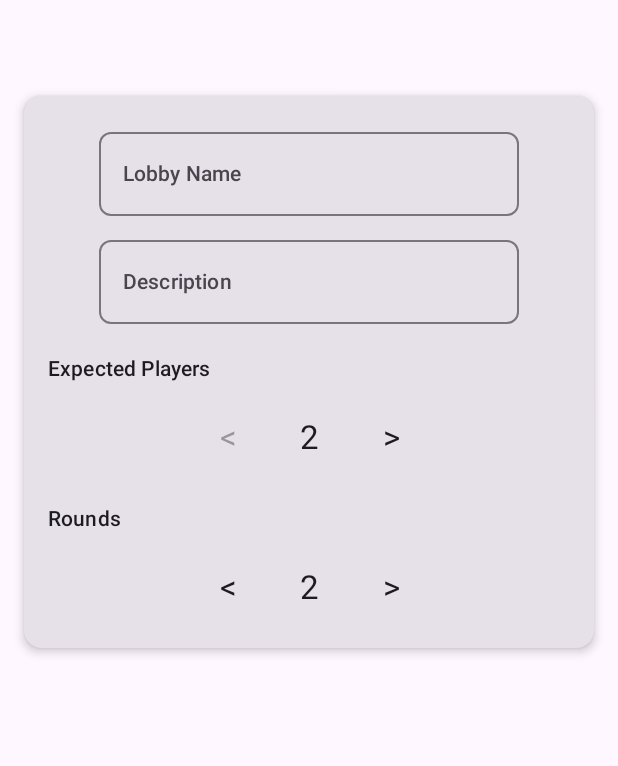
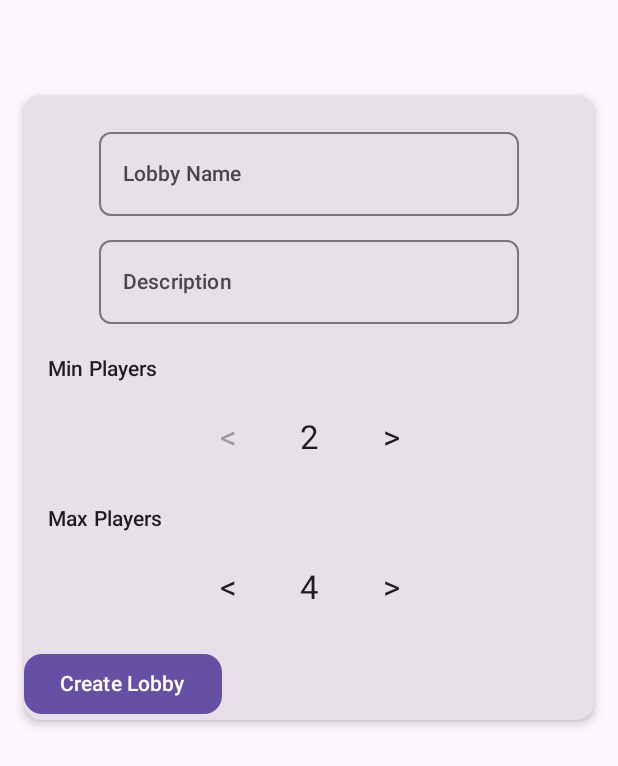
Before and after one commit to JoaoSilvaIT/PokerDice-Mobile, an Android app built with Jetpack Compose: the LobbyCreationActivity screen opened directly, with no data from a screen before it, on a phone screen of 412 x 824 dp. Shown: the top 766 px of the screen. Run offline under Robolectric (Android 15) with nearby library versions, the phone set to English and light mode, and no system bars.

```diff
--- a/app/src/main/AndroidManifest.xml
+++ b/app/src/main/AndroidManifest.xml
@@ -27,9 +27,9 @@
             android:exported="false" />
         <activity android:name=".ui.title.TitleActivity"
             android:exported="false" />
-        <activity android:name=".ui.about.AboutActivity"
+        <activity android:name=".about.AboutActivity"
             android:exported="false" />
-        <activity android:name=".ui.profile.ProfileActivity"
+        <activity android:name=".profile.ProfileActivity"
             android:exported="false" />
         <activity android:name=".lobby.lobbies.LobbiesActivity"
             android:exported="false" />
--- a/app/src/main/java/com/pdm/pokerdice/ui/about/AboutActivity.kt
+++ b/app/src/main/java/com/pdm/pokerdice/about/AboutActivity.kt
@@ -1,4 +1,4 @@
-package com.pdm.pokerdice.ui.about
+package com.pdm.pokerdice.about
 
 import AboutNavigation
 import AboutScreen
@@ -10,9 +10,7 @@ import androidx.activity.compose.setContent
 import androidx.compose.foundation.layout.fillMaxSize
 import androidx.compose.foundation.layout.padding
 import androidx.compose.material3.Scaffold
-import androidx.compose.runtime.Composable
 import androidx.compose.ui.Modifier
-import androidx.compose.ui.tooling.preview.Preview
 import androidx.core.net.toUri
 import com.pdm.pokerdice.ui.theme.PokerDiceTheme
 
--- a/app/src/main/java/com/pdm/pokerdice/domain/lobby/LobbyInfo.kt
+++ b/app/src/main/java/com/pdm/pokerdice/domain/lobby/LobbyInfo.kt
@@ -5,5 +5,4 @@ data class LobbyInfo(
     val description : String,
     val minPlayers : Int,
     val maxPlayers : Int,
-    val rounds : Int
 )
--- a/app/src/main/java/com/pdm/pokerdice/lobby/lobbies/LobbiesScreen.kt
+++ b/app/src/main/java/com/pdm/pokerdice/lobby/lobbies/LobbiesScreen.kt
@@ -31,7 +31,8 @@ fun LobbiesScreen(
                 lobbies = lobbies,
                 onJoinLobby = { lobbyId ->
                     viewModel.joinLobby(lobbyId)
-                }
+                },
+                onCreateLobby = { onNavigate(LobbiesNavigation.CreateLobby) }
             )
         }
         is LobbiesScreenState.JoinLobby -> {
--- a/app/src/main/java/com/pdm/pokerdice/lobby/lobbies/LobbiesViewModel.kt
+++ b/app/src/main/java/com/pdm/pokerdice/lobby/lobbies/LobbiesViewModel.kt
@@ -17,6 +17,7 @@ sealed interface LobbiesScreenState {
     data object Loading : LobbiesScreenState
     data class ViewLobbies(val lobbies : List<Lobby>) : LobbiesScreenState
     data class JoinLobby(val lobby: Lobby, val user: UserExternalInfo) : LobbiesScreenState
+
     data class Error(val message: String, val lastState: LobbiesScreenState? = null) : LobbiesScreenState
 }
 class LobbiesViewModel (private val service: LobbyService) : ViewModel() {
--- a/app/src/main/java/com/pdm/pokerdice/lobby/lobbyCreation/LobbyCreation.kt
+++ b/app/src/main/java/com/pdm/pokerdice/lobby/lobbyCreation/LobbyCreation.kt
@@ -54,10 +54,10 @@ fun LobbyCreationScreen(
     onNavigate: (LobbyCreationNavigation) -> Unit = {},
     viewModel : LobbyCreationViewModel,
 ) {
-    var expectedPlayers by remember { mutableIntStateOf(2) }
+    var minPlayers by remember { mutableIntStateOf(2) }
+    var maxPlayers by remember { mutableIntStateOf(4) }
     var lobbyName by remember { mutableStateOf("") }
     var lobbyDescription by remember { mutableStateOf("") }
-    var rounds by remember { mutableIntStateOf(expectedPlayers) }
     val currentCreationState by viewModel.createLobbyState.collectAsState(LobbyCreationState.Idle)
 
     LaunchedEffect(currentCreationState) {
@@ -110,7 +110,7 @@ fun LobbyCreationScreen(
                     )
                 }
                 Text(
-                    text = "Expected Players",
+                    text = "Min Players",
                     style = MaterialTheme.typography.labelLarge,
                     modifier = Modifier.padding(top = 12.dp, bottom = 4.dp)
                 )
@@ -120,27 +120,27 @@ fun LobbyCreationScreen(
                     modifier = Modifier.fillMaxWidth()
                 ) {
                     IconButton(
-                        enabled = expectedPlayers > PLAYER_MIN,
-                        onClick = { expectedPlayers-- },
+                        enabled = (minPlayers - 1) >= PLAYER_MIN,
+                        onClick = { minPlayers-- },
                         modifier = Modifier.testTag(DECREMENT_LIMIT)
                     ) {
                         Text("<", style = MaterialTheme.typography.titleLarge)
                     }
                     Text(
-                        text = "$expectedPlayers",
+                        text = "$minPlayers",
                         style = MaterialTheme.typography.titleLarge,
                         modifier = Modifier.padding(horizontal = 24.dp)
                     )
                     IconButton(
-                        enabled = expectedPlayers < PLAYER_MAX,
-                        onClick = { expectedPlayers++ },
+                        enabled = (minPlayers + 1) <= maxPlayers,
+                        onClick = { minPlayers++ },
                         modifier = Modifier.testTag(INCREMENT_LIMIT)
                     ) {
                         Text(">", style = MaterialTheme.typography.titleLarge)
                     }
                 }
                 Text(
-                    text = "Rounds",
+                    text = "Max Players",
                     style = MaterialTheme.typography.labelLarge,
                     modifier = Modifier.padding(top = 12.dp, bottom = 4.dp)
                 )
@@ -150,34 +150,33 @@ fun LobbyCreationScreen(
                     modifier = Modifier.fillMaxWidth()
                 ){
                     IconButton(
-                        enabled = rounds%expectedPlayers == 0 && rounds > 1,
-                        onClick = { rounds-- },
+                        enabled = (maxPlayers - 1) >= minPlayers,
+                        onClick = { maxPlayers-- },
                         modifier = Modifier.testTag(DECREMENT_ROUNDS)
                     ) {
                         Text("<", style = MaterialTheme.typography.titleLarge)
                     }
                     Text(
-                        text = "$rounds",
+                        text = "$maxPlayers",
                         style = MaterialTheme.typography.titleLarge,
                         modifier = Modifier.padding(horizontal = 24.dp)
                     )
                     IconButton(
-                        enabled = rounds%expectedPlayers == 0 && rounds <= MAX_ROUNDS,
-                        onClick = { rounds++ },
+                        enabled = (maxPlayers + 1) <= PLAYER_MAX,
+                        onClick = { maxPlayers++ },
                         modifier = Modifier.testTag(INCREMENT_ROUNDS)
                     ) {
                         Text(">", style = MaterialTheme.typography.titleLarge)
                     }
                 }
             }
-            /*
             Button(
                 onClick = {
                     val lobbyInfo = LobbyInfo(
                         name = lobbyName.normalizedLobbyName(),
                         description = lobbyDescription.trim(),
-                        expectedPlayers = expectedPlayers,
-                        rounds = rounds
+                        minPlayers = minPlayers,
+                        maxPlayers = maxPlayers
                     )
                     viewModel.createLobby(lobbyInfo)
                 },
@@ -186,8 +185,6 @@ fun LobbyCreationScreen(
             ) {
                 Text("Create Lobby", style = MaterialTheme.typography.titleSmall)
             }
-
-             */
         }
     }
 }
--- a/app/src/main/java/com/pdm/pokerdice/lobby/lobbyCreation/LobbyCreationActivity.kt
+++ b/app/src/main/java/com/pdm/pokerdice/lobby/lobbyCreation/LobbyCreationActivity.kt
@@ -14,9 +14,6 @@ import com.pdm.pokerdice.lobby.lobbyIndividual.LobbyActivity
 import com.pdm.pokerdice.ui.theme.PokerDiceTheme
 
 class LobbyCreationActivity : ComponentActivity() {
-
-
-
     override fun onCreate(savedInstanceState: Bundle?) {
         super.onCreate(savedInstanceState)
 
--- a/app/src/main/java/com/pdm/pokerdice/lobby/lobbyIndividual/LobbyActivity.kt
+++ b/app/src/main/java/com/pdm/pokerdice/lobby/lobbyIndividual/LobbyActivity.kt
@@ -39,7 +39,8 @@ class LobbyActivity : ComponentActivity() {
                         onNavigate = { handleNavigation(it) },
                         lobby = lobby,
                         user = user,
-                        viewModel
+                        host = lobby.host,
+                        viewModel = viewModel
                     )
                 }
             }
--- a/app/src/main/java/com/pdm/pokerdice/lobby/lobbyIndividual/LobbyViewModel.kt
+++ b/app/src/main/java/com/pdm/pokerdice/lobby/lobbyIndividual/LobbyViewModel.kt
@@ -48,5 +48,4 @@ package com.pdm.pokerdice.lobby.lobbyIndividual
             }
         }
     }
-
 }
--- a/app/src/main/java/com/pdm/pokerdice/ui/profile/ProfileActivity.kt
+++ b/app/src/main/java/com/pdm/pokerdice/profile/ProfileActivity.kt
@@ -1,4 +1,4 @@
-package com.pdm.pokerdice.ui.profile
+package com.pdm.pokerdice.profile
 
 import android.os.Bundle
 import android.widget.Toast
--- a/app/src/main/java/com/pdm/pokerdice/ui/profile/ProfileScreen.kt
+++ b/app/src/main/java/com/pdm/pokerdice/profile/ProfileScreen.kt
@@ -1,4 +1,4 @@
-package com.pdm.pokerdice.ui.profile
+package com.pdm.pokerdice.profile
 
 import androidx.compose.foundation.Image
 import androidx.compose.foundation.border
--- a/app/src/main/java/com/pdm/pokerdice/signUp/SignUpScreen.kt
+++ b/app/src/main/java/com/pdm/pokerdice/signUp/SignUpScreen.kt
@@ -10,12 +10,11 @@ import androidx.compose.runtime.LaunchedEffect
 import androidx.compose.ui.Alignment
 import androidx.compose.ui.Modifier
 import androidx.compose.ui.unit.dp
-import com.pdm.pokerdice.domain.user.UserInfo
 import com.pdm.pokerdice.domain.user.isValidNewCredentialsData
 
 
 sealed class SignUpNavigation {
-    class LobbiesScreen(val userInfo : UserInfo) : SignUpNavigation()
+    object TitleScreen : SignUpNavigation()
 }
 
 @Composable
@@ -30,8 +29,7 @@ fun SignUpScreen(
         val observedState = viewModel.currentState
         LaunchedEffect(observedState) {
             if (observedState is SignUpState.SignUpSuccess) {
-                val userInfo = observedState.userInfo
-                onNavigate(SignUpNavigation.LobbiesScreen(userInfo))
+                onNavigate(SignUpNavigation.TitleScreen)
             }
         }
         Box(
--- a/app/src/main/java/com/pdm/pokerdice/ui/title/TitleActivity.kt
+++ b/app/src/main/java/com/pdm/pokerdice/ui/title/TitleActivity.kt
@@ -9,8 +9,8 @@ import androidx.compose.foundation.layout.fillMaxSize
 import androidx.compose.foundation.layout.padding
 import androidx.compose.material3.Scaffold
 import androidx.compose.ui.Modifier
-import com.pdm.pokerdice.ui.about.AboutActivity
-import com.pdm.pokerdice.ui.profile.ProfileActivity
+import com.pdm.pokerdice.about.AboutActivity
+import com.pdm.pokerdice.profile.ProfileActivity
 import com.pdm.pokerdice.lobby.lobbies.LobbiesActivity
 import com.pdm.pokerdice.ui.theme.PokerDiceTheme
 
```
Also changed, not shown: app/src/main/java/com/pdm/pokerdice/lobby/lobbies/LobbiesScreenView.kt (+9 -0 lines), app/src/main/java/com/pdm/pokerdice/lobby/lobbyIndividual/LobbyScreen.kt (+18 -3 lines), app/src/main/java/com/pdm/pokerdice/login/LoginActivity.kt (+4 -5 lines), app/src/main/java/com/pdm/pokerdice/login/LoginScreen.kt (+3 -4 lines), app/src/main/java/com/pdm/pokerdice/login/LoginViewModel.kt (+3 -6 lines), app/src/main/java/com/pdm/pokerdice/signUp/SignUpActivity.kt (+2 -5 lines), app/src/main/java/com/pdm/pokerdice/about/AboutScreen.kt (renamed from app/src/main/java/com/pdm/pokerdice/ui/about/AboutScreen.kt). Lines whose indentation alone changed are shown as unchanged.
